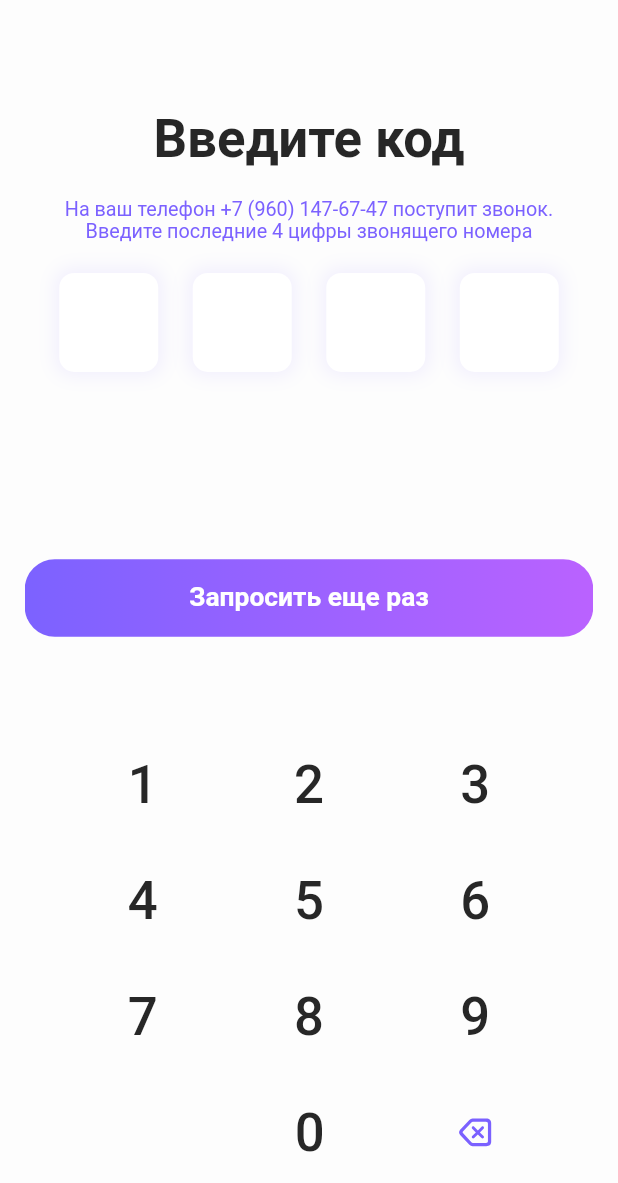
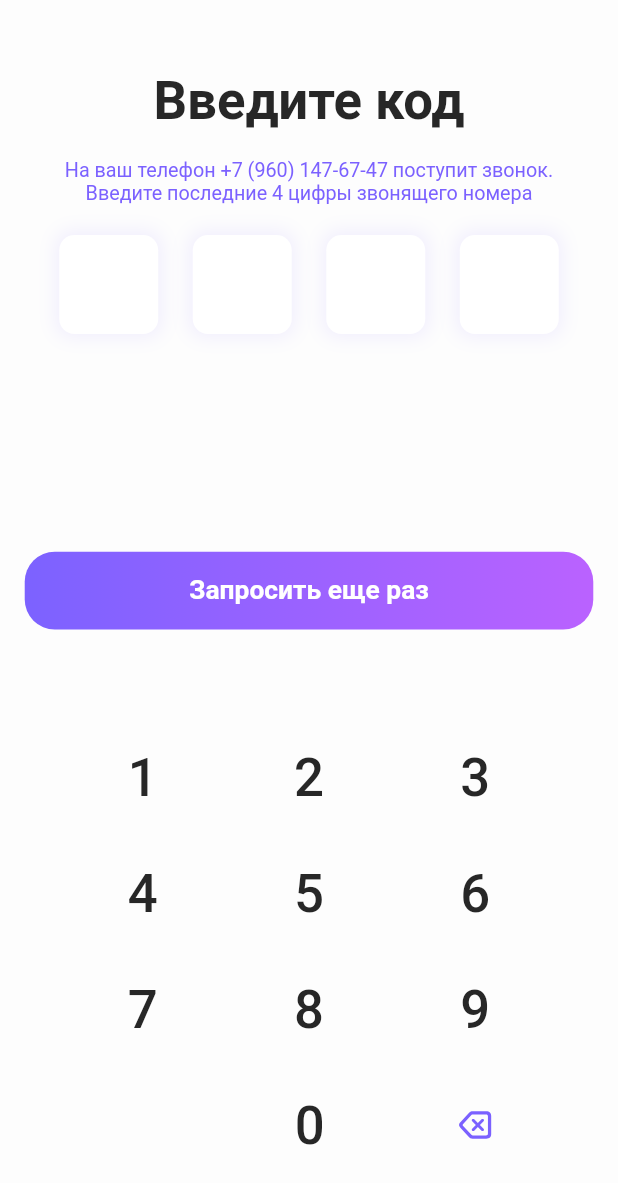
Before and after one commit to Daniel-Shegida/pincode, a Flutter app: the PinCodeScreen screen opened directly, on a phone screen of 412 x 824 dp, the part 53-1236 px from its top. Run offline on Flutter 3.47's test engine with Material 2 defaults, Android fonts, the phone set to English and light mode, and no system bars; our stand-ins replace flutter_screenutil, flutter_svg.

Commit message:
refactor(titles):divided pin_code_display.dart into widget

```diff
--- a/lib/presentation/pin_code/ui/screens/pin_code_screen.dart
+++ b/lib/presentation/pin_code/ui/screens/pin_code_screen.dart
@@ -1,5 +1,6 @@
 import 'package:flutter/material.dart';
 import 'package:flutter_screenutil/flutter_screenutil.dart';
+import 'package:untitled/presentation/pin_code/ui/widgets/pin_code_display.dart';
 import 'package:untitled/presentation/pin_code/ui/widgets/pin_code_key_board.dart';
 import 'package:untitled/presentation/res/colors/project_colors.dart';
 import 'package:untitled/presentation/res/strings/project_strings.dart';
@@ -44,18 +45,22 @@ class _PinCodeScreenState extends State<PinCodeScreen> {
       child: Scaffold(
         backgroundColor: ProjectColors.backGroundColor,
         appBar: const BasicTransparentAppBar(),
-        body: Padding(
+        body: LayoutBuilder(
+          builder: (context, constraint) {
+            return Padding(
               padding: EdgeInsets.symmetric(
                 horizontal: 15.w,
               ),
               child: SingleChildScrollView(
+                child: ConstrainedBox(
+                  constraints: BoxConstraints(minHeight: constraint.maxHeight),
+                  child: IntrinsicHeight(
                     child: Column(
-              mainAxisAlignment: MainAxisAlignment.spaceBetween,
+                      mainAxisSize: MainAxisSize.min,
                       crossAxisAlignment: CrossAxisAlignment.center,
                       children: [
-                // Spacer(flex: 1,),
                         SizedBox(
-                  height: 50.h,
+                          height: 25.h,
                         ),
                         const _PinCodeTitle(),
                         SizedBox(
@@ -67,26 +72,31 @@ class _PinCodeScreenState extends State<PinCodeScreen> {
                         SizedBox(
                           height: 20.h,
                         ),
-                PincodeRow(
+                        PinCodeDisplay(
                           numbers: _pinCodeSmsList,
+                          amount: 4,
                         ),
                         SizedBox(
-                  height: 123.h,
+                          height: 110.h,
                         ),
+                        const Spacer(),
                         _PinCodeRepeatButton(
                           onPressed: () {},
                         ),
-                // Spacer(flex: 1,),
                         SizedBox(
                           height: 59.h,
                         ),
                         PinCodeKeyboard(
                           onNumberPressed: onNumberPressed,
                           onDeletePressed: onDeletePressed,
-                )
+                        ),
                       ],
                     ),
                   ),
+                ),
+              ),
+            );
+          },
         ),
       ),
     );
@@ -120,59 +130,6 @@ class _PinCodeSubTitle extends StatelessWidget {
   }
 }
 
-class PincodeRow extends StatelessWidget {
-  const PincodeRow({required this.numbers, Key? key}) : super(key: key);
-  final List<int> numbers;
-
-  @override
-  Widget build(BuildContext context) {
-    return Row(
-      mainAxisAlignment: MainAxisAlignment.spaceEvenly,
-      children: [
-        for (int i in numbers)
-          _pincodeSegment(
-            number: i.toString(),
-          ),
-        for (int i = numbers.length; i < 4; i++)
-          const _pincodeSegment(
-            number: '',
-          ),
-      ],
-    );
-  }
-}
-
-class _pincodeSegment extends StatelessWidget {
-  const _pincodeSegment({required this.number, Key? key}) : super(key: key);
-  final String number;
-
-  @override
-  Widget build(BuildContext context) {
-    return Container(
-      height: 66,
-      width: 66,
-      alignment: Alignment.center,
-      decoration: const BoxDecoration(
-        color: Colors.white,
-        borderRadius: BorderRadius.all(
-          Radius.circular(10),
-        ),
-        boxShadow: [
-          BoxShadow(
-            color: ProjectColors.shadow,
-            spreadRadius: 2,
-            blurRadius: 10,
-          ),
-        ],
-      ),
-      child: Text(
-        number,
-        style: ProjectStyles.boldPurple32Lato,
-      ),
-    );
-  }
-}
-
 class _PinCodeRepeatButton extends StatelessWidget {
   final VoidCallback? onPressed;
 
--- /dev/null
+++ b/lib/presentation/pin_code/ui/widgets/pin_code_display.dart
@@ -0,0 +1,59 @@
+import 'package:flutter/material.dart';
+import 'package:flutter_screenutil/flutter_screenutil.dart';
+import 'package:untitled/presentation/res/colors/project_colors.dart';
+import 'package:untitled/presentation/res/styles/project_styles.dart';
+
+class PinCodeDisplay extends StatelessWidget {
+  const PinCodeDisplay({required this.numbers, required this.amount, Key? key})
+      : super(key: key);
+  final List<int> numbers;
+  final int amount;
+
+  @override
+  Widget build(BuildContext context) {
+    return Row(
+      mainAxisAlignment: MainAxisAlignment.spaceEvenly,
+      children: [
+        for (int i in numbers)
+          _PinCodeSegment(
+            number: i.toString(),
+          ),
+        for (int i = numbers.length; i < 4; i++)
+          const _PinCodeSegment(
+            number: '',
+          ),
+      ],
+    );
+  }
+}
+
+class _PinCodeSegment extends StatelessWidget {
+  const _PinCodeSegment({required this.number, Key? key}) : super(key: key);
+  final String number;
+
+  @override
+  Widget build(BuildContext context) {
+    return Container(
+      height: 66,
+      width: 66,
+      alignment: Alignment.center,
+      decoration: BoxDecoration(
+        color: ProjectColors.white,
+        borderRadius: BorderRadius.all(
+          Radius.circular(10.r),
+        ),
+        boxShadow: const [
+          BoxShadow(
+            color: ProjectColors.shadow,
+            spreadRadius: 2,
+            blurRadius: 10,
+          ),
+        ],
+      ),
+      child: Text(
+        number,
+        style: ProjectStyles.boldPurple32Lato,
+      ),
+    );
+  }
+}
```
Lines whose indentation alone changed are shown as unchanged.
